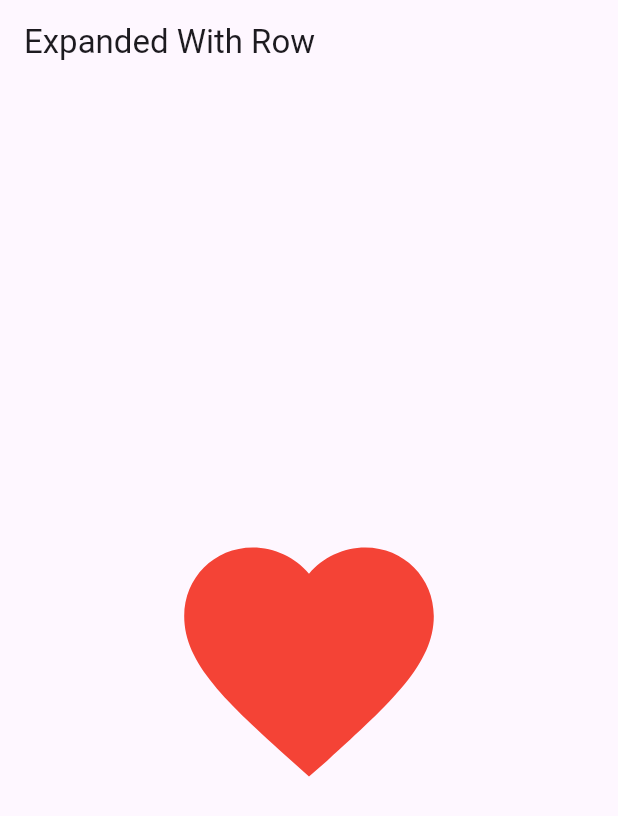
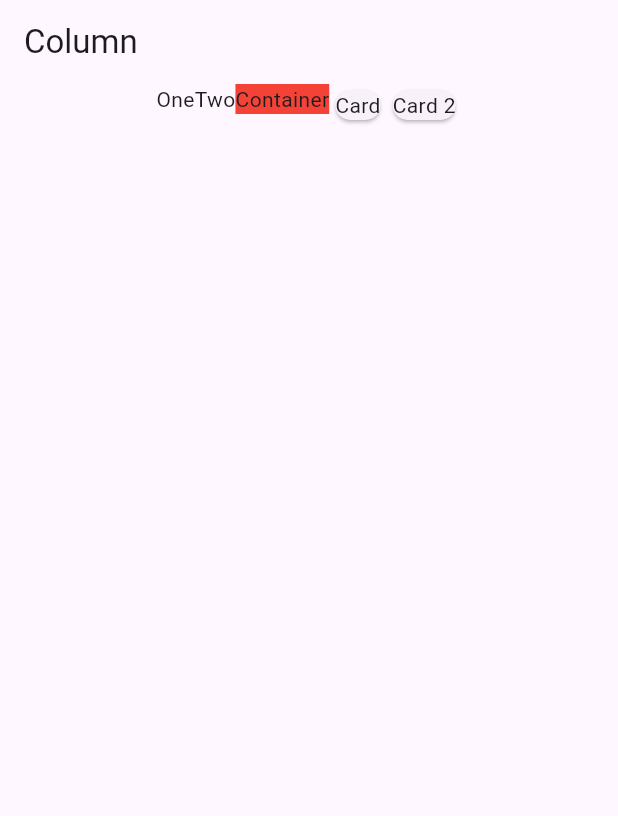
Before and after one commit to fayezCoder/flutter_widjets, a Flutter app: the screen it shows after launch, on a phone screen of 412 x 824 dp. Shown: the top 816 px of the screen. Run offline on Flutter 3.47's test engine with Material 2 defaults, Android fonts, the phone set to English and light mode, and no system bars.

Commit message:
add some widjets

```diff
--- /dev/null
+++ b/lib/flutter_widjets/row.dart
@@ -0,0 +1,40 @@
+import 'package:flutter/material.dart';
+
+class MyRow extends StatelessWidget {
+  const MyRow({super.key});
+
+  @override
+  Widget build(BuildContext context) {
+    return Scaffold(
+      appBar: AppBar(
+        title: const Text("Column"),
+      ),
+      //the column is affected by the Widjet size.
+      body: Row(
+        //take the tall of thw widjet size.
+        mainAxisSize: MainAxisSize.max,
+        crossAxisAlignment: CrossAxisAlignment.start,
+        mainAxisAlignment: MainAxisAlignment.center,
+        //  mainAxisAlignment: MainAxisAlignment.center,
+        // mainAxisAlignment: MainAxisAlignment.spaceEvenly,
+        // mainAxisAlignment: MainAxisAlignment.spaceAround,
+        //mainAxisAlignment: MainAxisAlignment.spaceBetween,
+        children: [
+          const Text("One"),
+          const Text("Two"),
+          Container(
+            color: Colors.red,
+            child: const Text("Container"),
+          ),
+          //Image.asset("images/1.jpeg"),
+          const Card(
+            child: Text("Card"),
+          ),
+          const Card(
+            child: Text("Card 2"),
+          )
+        ],
+      ),
+    );
+  }
+}
--- a/lib/main.dart
+++ b/lib/main.dart
@@ -1,8 +1,10 @@
 import 'package:flutter/material.dart';
 import 'package:flutter_widjets/flutter_widjets/card.dart';
+import 'package:flutter_widjets/flutter_widjets/column.dart';
 import 'package:flutter_widjets/flutter_widjets/expanded_column.dart';
 import 'package:flutter_widjets/flutter_widjets/expanded_row.dart';
 import 'package:flutter_widjets/flutter_widjets/icon.dart';
+import 'package:flutter_widjets/flutter_widjets/row.dart';
 import 'package:flutter_widjets/flutter_widjets/stack.dart';
 
 void main() {
@@ -21,7 +23,7 @@ class MyApp extends StatelessWidget {
         colorScheme: ColorScheme.fromSeed(seedColor: Colors.deepPurple),
         useMaterial3: true,
       ),
-      home: const MyIcon(),
+      home: const MyRow(),
     );
   }
 }
```
Also changed, not shown: lib/flutter_widjets/column.dart (added, +39 -0 lines).
